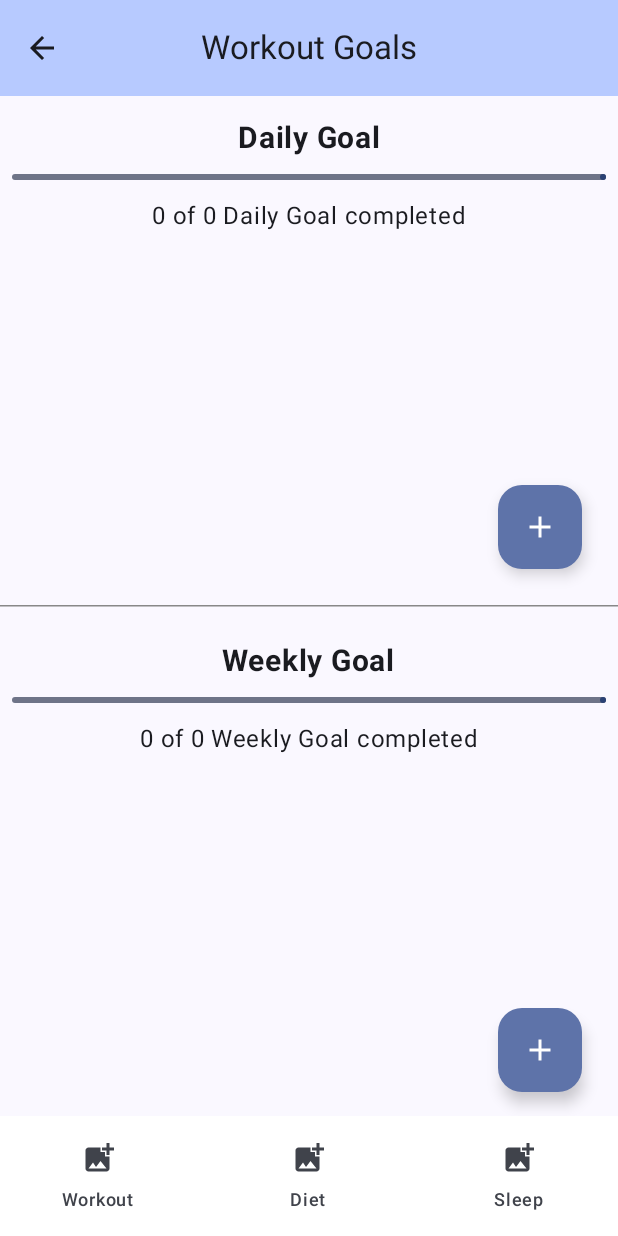
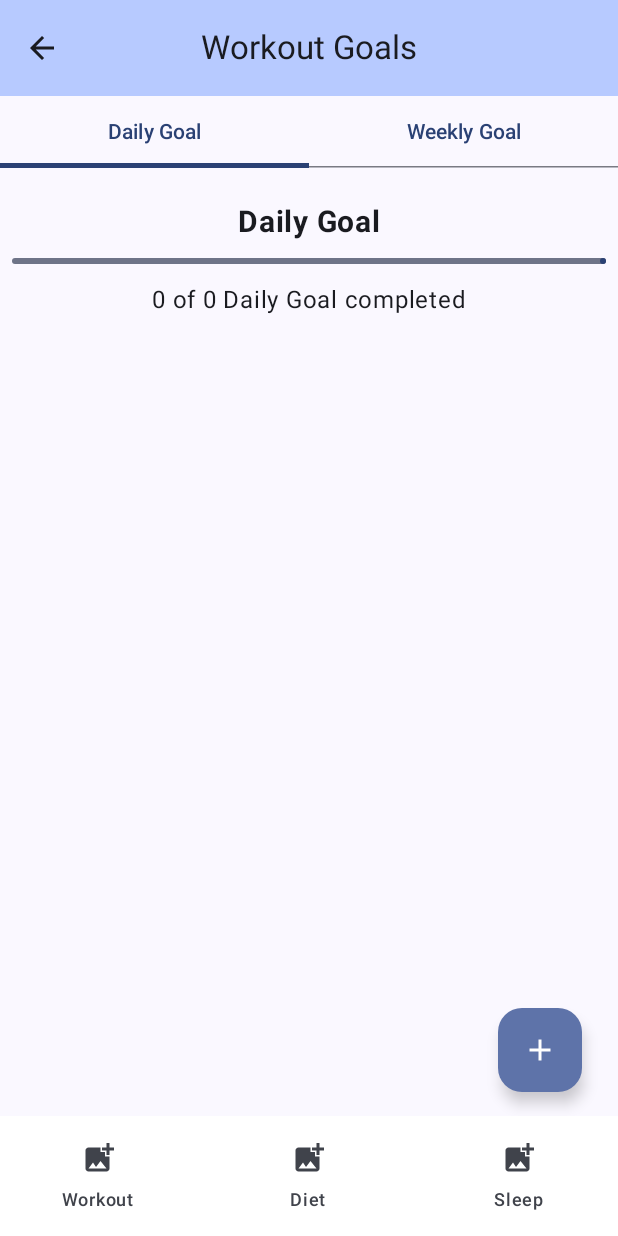
Before and after one commit to JooHyunPark-JP/HealthFusion, an Android app built with Jetpack Compose: the WorkoutGoalScreen screen opened through its navigation route, on a phone screen of 412 x 824 dp. Run offline under Robolectric (Android 15) with nearby library versions, the phone set to English and light mode, and no system bars; our stand-ins replace Dagger/Hilt's generated code, Firebase (no records; nobody signed in at launch, a user with empty details on screens opened directly), Room's generated code.

Commit message:
Workoutgoal screen change desigh

```diff
--- a/app/src/main/java/com/example/healthfusion/healthFusionMainFunction/workoutTracking/ui/WorkoutGoalScreen.kt
+++ b/app/src/main/java/com/example/healthfusion/healthFusionMainFunction/workoutTracking/ui/WorkoutGoalScreen.kt
@@ -18,15 +18,18 @@ import androidx.compose.material.icons.filled.Check
 import androidx.compose.material.icons.filled.Delete
 import androidx.compose.material3.ExperimentalMaterial3Api
 import androidx.compose.material3.FloatingActionButton
-import androidx.compose.material3.HorizontalDivider
 import androidx.compose.material3.Icon
 import androidx.compose.material3.IconButton
 import androidx.compose.material3.LinearProgressIndicator
+import androidx.compose.material3.Tab
+import androidx.compose.material3.TabRow
 import androidx.compose.material3.Text
 import androidx.compose.runtime.Composable
 import androidx.compose.runtime.collectAsState
 import androidx.compose.runtime.getValue
+import androidx.compose.runtime.mutableIntStateOf
 import androidx.compose.runtime.mutableStateOf
+import androidx.compose.runtime.remember
 import androidx.compose.runtime.saveable.rememberSaveable
 import androidx.compose.runtime.setValue
 import androidx.compose.ui.Alignment
@@ -35,7 +38,6 @@ import androidx.compose.ui.graphics.Color
 import androidx.compose.ui.text.font.FontWeight
 import androidx.compose.ui.unit.dp
 import androidx.compose.ui.unit.sp
-import androidx.navigation.NavHostController
 import com.example.healthfusion.healthFusionMainFunction.workoutTracking.data.WorkoutGoal
 import com.example.healthfusion.ui.theme.HealthFusionTheme
 
@@ -46,12 +48,30 @@ fun WorkoutGoalScreen(viewModel: WorkoutViewModel) {
     val dailyGoals by viewModel.dailyGoals.collectAsState()
     val weeklyGoals by viewModel.weeklyGoals.collectAsState()
 
+
+    val tabWorkoutPageTitles = listOf("Daily Goal", "Weekly Goal")
+
+    var selectedTabIndex by remember { mutableIntStateOf(0) }
+
     HealthFusionTheme {
         Column(
             modifier = Modifier
                 .fillMaxSize(),
             verticalArrangement = Arrangement.spacedBy(8.dp)
         ) {
+
+
+            TabRow(selectedTabIndex = selectedTabIndex) {
+                tabWorkoutPageTitles.forEachIndexed { index, title ->
+                    Tab(
+                        selected = selectedTabIndex == index,
+                        onClick = { selectedTabIndex = index },
+                        text = { Text(title) }
+                    )
+                }
+            }
+
+            if (selectedTabIndex == 0) {
                 WorkoutGoalSection(
                     title = "Daily Goal",
                     goals = dailyGoals,
@@ -69,14 +89,9 @@ fun WorkoutGoalScreen(viewModel: WorkoutViewModel) {
                         .fillMaxWidth()
                         .weight(1f)
                 )
+            }
 
-            HorizontalDivider(
-                color = Color.Gray,
-                modifier = Modifier
-                    .fillMaxWidth()
-                    .height(1.dp)
-            )
-
+            if (selectedTabIndex == 1) {
                 WorkoutGoalSection(
                     title = "Weekly Goal",
                     goals = weeklyGoals,
@@ -94,6 +109,8 @@ fun WorkoutGoalScreen(viewModel: WorkoutViewModel) {
                         .fillMaxWidth()
                         .weight(1f)
                 )
+            }
+
         }
     }
 }
--- a/app/src/main/java/com/example/healthfusion/healthFusionMainFunction/workoutTracking/ui/WorkoutScreen.kt
+++ b/app/src/main/java/com/example/healthfusion/healthFusionMainFunction/workoutTracking/ui/WorkoutScreen.kt
@@ -102,28 +102,11 @@ fun WorkoutScreen(
         }
 
         if (selectedWorkoutTabIndex == 0) {
-            Column(
-                verticalArrangement = Arrangement.spacedBy(8.dp),
-                modifier = Modifier
-                    .fillMaxWidth()
-                    .padding(16.dp)
-                    .border(1.dp, Color.Gray)
-                    .clickable {
-                        navController.navigate(Screen.WorkoutGoal.route)
-                    }
-                    .padding(16.dp)
-            ) {
-                Text(text = "Workout Goals", fontSize = 20.sp, fontWeight = FontWeight.Bold)
-                Text(text = "Your workout goal progress:")
-                WorkoutGoalProgressBar(dailyGoals, WorkoutGoalType.DAILY)
-                WorkoutGoalProgressBar(weeklyGoals, WorkoutGoalType.WEEKLY)
-
-                Button(onClick = {
-                    navController.navigate(Screen.WorkoutGoal.route)
-                }) {
-                    Text("Set Workout Goal")
-                }
-            }
+            WorkoutGoalBox(
+                navController = navController,
+                dailyGoals = dailyGoals,
+                weeklyGoals = weeklyGoals
+            )
         }
 
         if (selectedWorkoutTabIndex == 1) {
@@ -139,7 +122,6 @@ fun WorkoutScreen(
             }
 
             val selectedWorkouts = if (selectedTabIndex == 0) aerobicWorkouts else anaerobicWorkouts
-
 
             LazyVerticalGrid(
                 columns = GridCells.Fixed(3),
@@ -223,6 +205,36 @@ fun WorkoutScreen(
 }
 
 @Composable
+fun WorkoutGoalBox(
+    navController: NavController,
+    dailyGoals: List<WorkoutGoal>,
+    weeklyGoals: List<WorkoutGoal>
+) {
+    Column(
+        verticalArrangement = Arrangement.spacedBy(8.dp),
+        modifier = Modifier
+            .fillMaxWidth()
+            .padding(16.dp)
+            .border(1.dp, Color.Gray)
+            .clickable {
+                navController.navigate(Screen.WorkoutGoal.route)
+            }
+            .padding(16.dp)
+    ) {
+        Text(text = "Workout Goals", fontSize = 20.sp, fontWeight = FontWeight.Bold)
+        Text(text = "Your workout goal progress:")
+        WorkoutGoalProgressBar(dailyGoals, WorkoutGoalType.DAILY)
+        WorkoutGoalProgressBar(weeklyGoals, WorkoutGoalType.WEEKLY)
+
+        Button(onClick = {
+            navController.navigate(Screen.WorkoutGoal.route)
+        }) {
+            Text("Set Workout Goal")
+        }
+    }
+}
+
+@Composable
 fun WorkoutGridItem(workout: WorkOutName) {
     Column(
         modifier = Modifier
```
Lines whose indentation alone changed are shown as unchanged.
